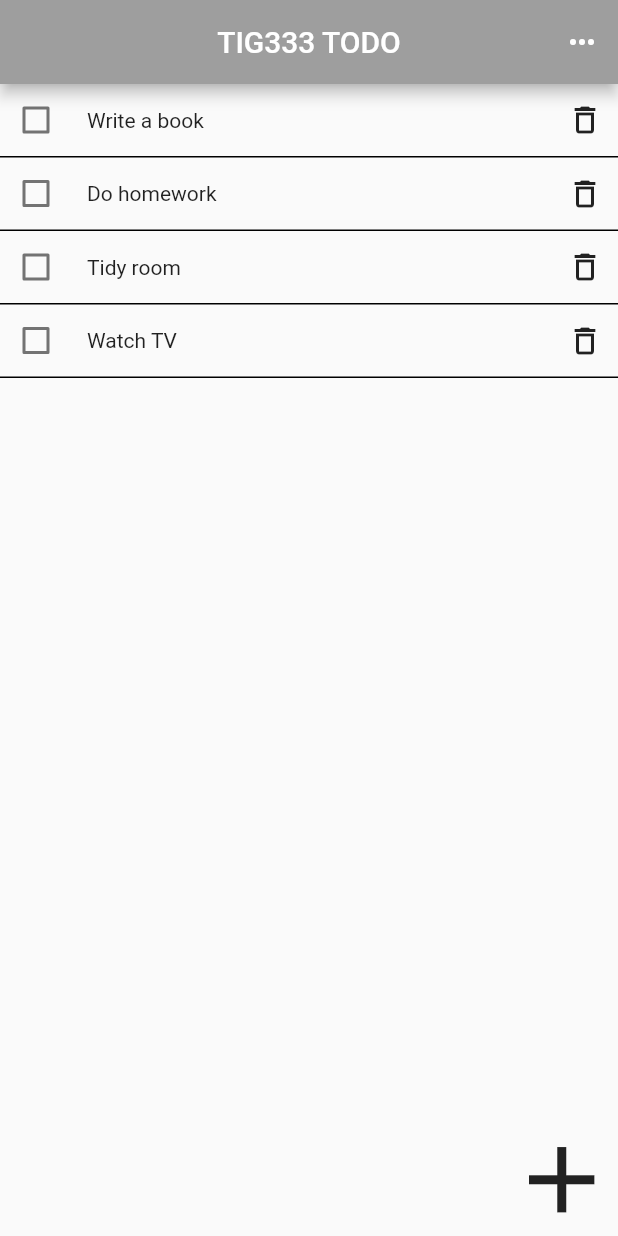
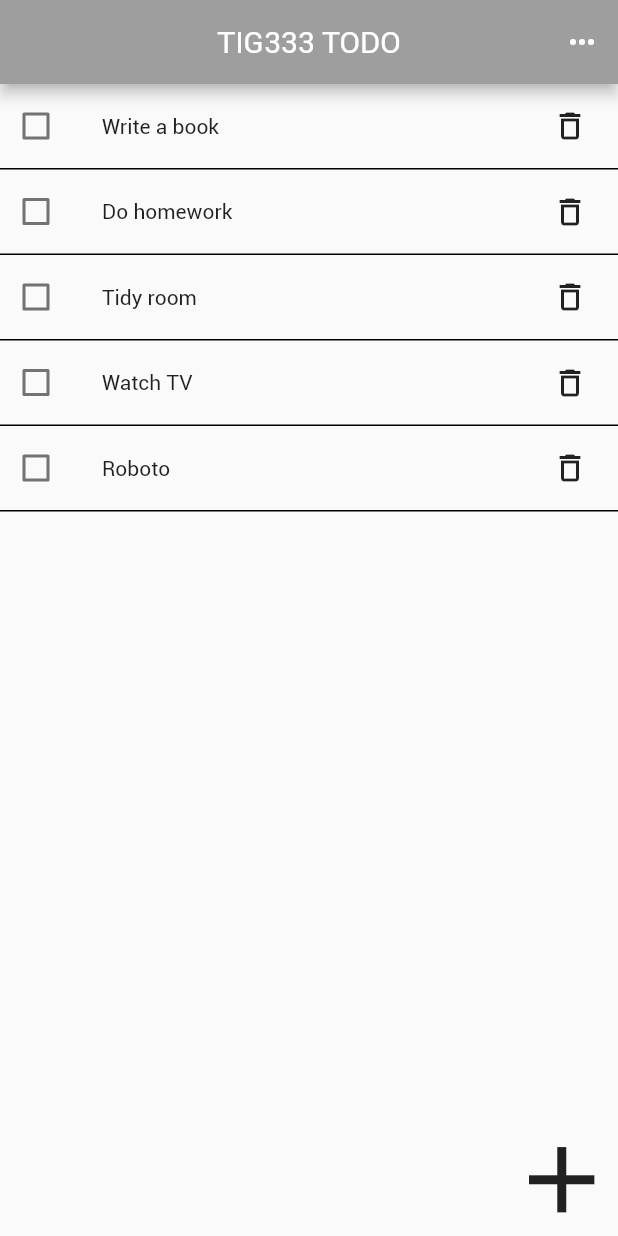
Before and after one commit to marjon438/TIG333_Uppgift, a Flutter app: the screen it shows after launch, on a phone screen of 412 x 824 dp. Run offline on Flutter 3.47's test engine with Material 2 defaults, Android fonts, the phone set to English and light mode, and no system bars; missing offline and left inert: dart:html.

Commit message:
Lagt till font Roboto

```diff
--- a/lib/main.dart
+++ b/lib/main.dart
@@ -9,7 +9,10 @@ void main() {
 class MyApp extends StatelessWidget {
   @override
   Widget build(BuildContext context) {
-    return MaterialApp(debugShowCheckedModeBanner: false, home: MainView());
+    return MaterialApp(
+        debugShowCheckedModeBanner: false,
+        home: MainView(),
+        theme: ThemeData(fontFamily: 'RobotoRegular'));
   }
 }
 
@@ -50,7 +53,7 @@ class MainView extends StatelessWidget {
   }
 
   List _list() {
-    return ['Write a book', 'Do homework', 'Tidy room', 'Watch TV'];
+    return ['Write a book', 'Do homework', 'Tidy room', 'Watch TV', 'Roboto'];
   }
 
   Widget _row(text) {
@@ -60,13 +63,16 @@ class MainView extends StatelessWidget {
         children: [
           Checkbox(value: false, onChanged: (bool? value) {}),
           Padding(
-              padding: const EdgeInsets.only(left: 10, bottom: 10, top: 10),
-              child: Text(text)),
+              padding: const EdgeInsets.only(left: 20, bottom: 20, top: 20),
+              child: Text(
+                text,
+                //style: TextStyle(fontFamily: ''),
+              )),
           const Expanded(
               child: Align(
                   alignment: Alignment.topRight,
                   child: Padding(
-                    padding: EdgeInsets.only(right: 10),
+                    padding: EdgeInsets.only(right: 20),
                     child: Icon(
                       Icons.delete_outline,
                     ),
```
Also changed, not shown: pubspec.yaml (+7 -1 lines), fonts/Bluetea.ttf (added), fonts/Roboto-Regular.ttf (renamed from assets/Roboto-Regular.ttf).
